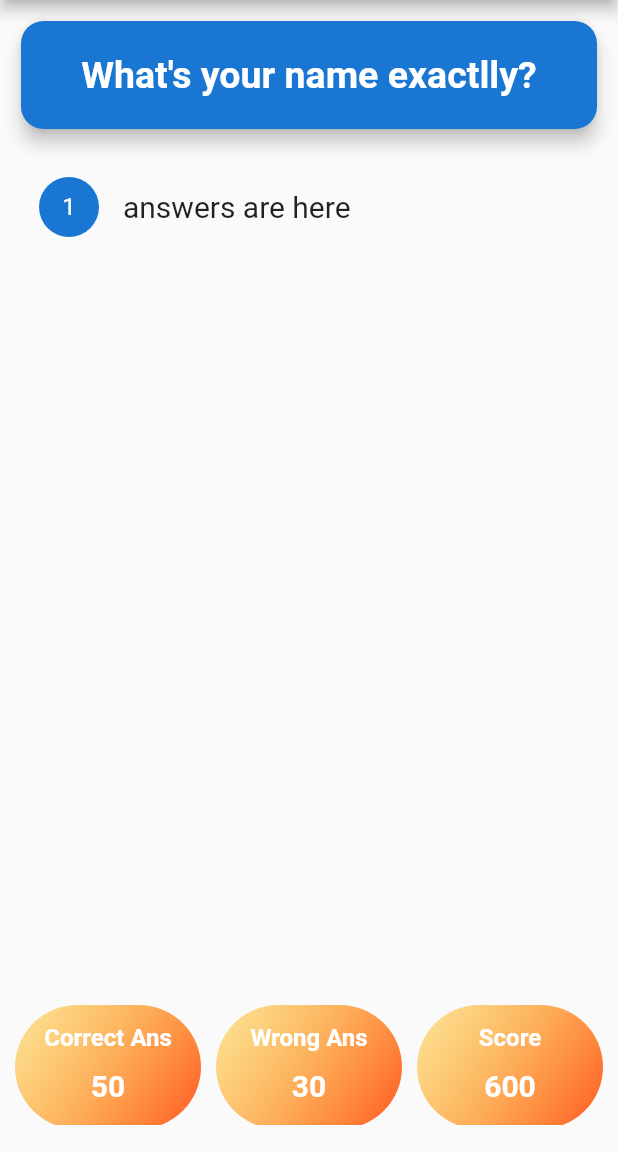
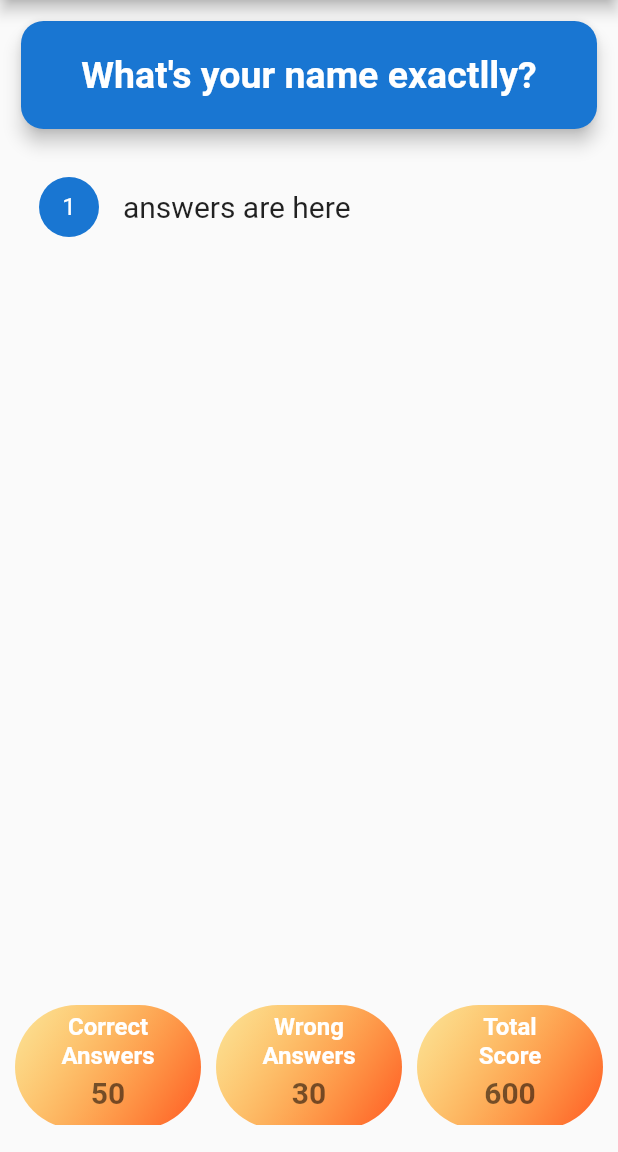
Before and after one commit to mahdiyarz/quizApp, a Flutter app: the screen it shows after launch, on a phone screen of 412 x 824 dp, the part 84-1236 px from its top. Run offline on Flutter 3.47's test engine with Material 2 defaults, Android fonts, the phone set to English and light mode, and no system bars.

Commit message:
set more style for score board texts

```diff
--- a/lib/widgets/score_board.dart
+++ b/lib/widgets/score_board.dart
@@ -15,8 +15,8 @@ class ScoreBoard extends StatelessWidget {
         borderRadius: BorderRadius.circular(50),
       ),
       padding: const EdgeInsets.only(
-        top: 12,
-        bottom: 5,
+        top: 5,
+        bottom: 0,
       ),
       child: child,
     );
@@ -39,6 +39,7 @@ class ScoreBoard extends StatelessWidget {
           style: TextStyle(
             fontSize: 20,
             fontWeight: FontWeight.bold,
+            color: Colors.black54,
           ),
           textAlign: TextAlign.center,
         ),
@@ -59,19 +60,19 @@ class ScoreBoard extends StatelessWidget {
       children: [
         _biuldContainer(
           _biuldGridTile(
-            'Correct Ans',
+            'Correct     ' + '     Answers',
             '50',
           ) as Widget,
         ) as Widget,
         _biuldContainer(
           _biuldGridTile(
-            'Wrong Ans',
+            'Wrong      ' + '     Answers',
             '30',
           ) as Widget,
         ) as Widget,
         _biuldContainer(
           _biuldGridTile(
-            'Score',
+            'Total      ' + '      Score',
             '600',
           ) as Widget,
         ) as Widget,
```
